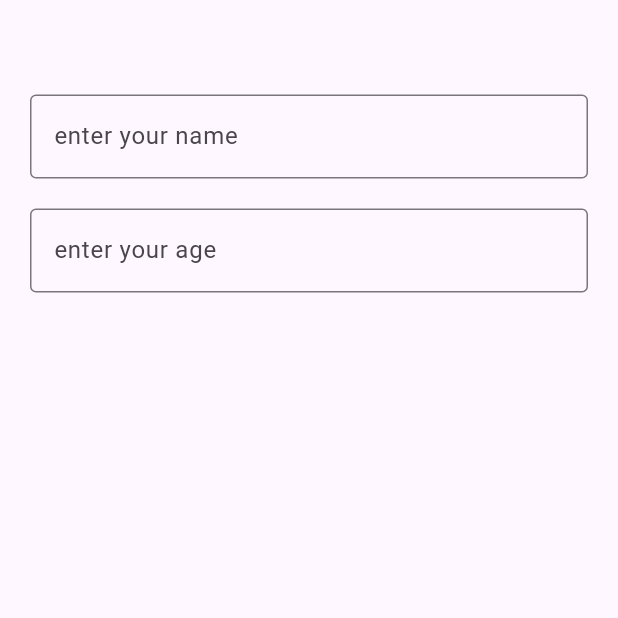
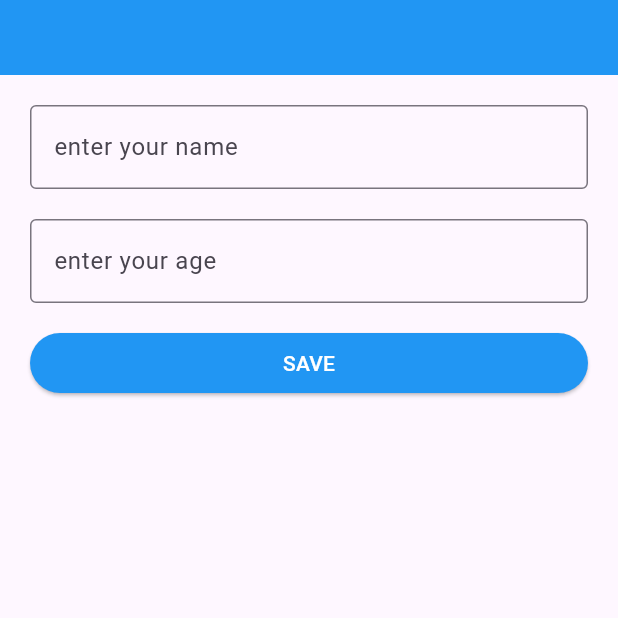
Before and after one commit to shamseernpm-beep/final_hive_practice, a Flutter app: the Home screen opened directly with empty values, on a phone screen of 412 x 824 dp, the top half of it. Run offline on Flutter 3.47's test engine with Material 3 defaults, Android fonts, the phone set to English and light mode, and no system bars; our stand-ins replace hive, hive_flutter, shared_preferences; accounts and stored records are empty.

Commit message:
completed project

```diff
--- a/lib/home.dart
+++ b/lib/home.dart
@@ -1,4 +1,7 @@
+import 'package:dummy_6/model/student_model.dart';
+import 'package:dummy_6/service/student_service.dart';
 import 'package:flutter/material.dart';
+import 'package:hive_flutter/hive_flutter.dart';
 
 class Home extends StatefulWidget {
   final String username;
@@ -9,18 +12,48 @@ class Home extends StatefulWidget {
 }
 
 class _HomeState extends State<Home> {
+  final Box<StudentModel> studentbox = Hive.box<StudentModel>("List");
+  final service = StudentService();
+  int? editIndex;
+
+  final usernameController = TextEditingController();
+  final ageController = TextEditingController();
+
+  void press() async {
+    String username = usernameController.text;
+    int age = int.tryParse(ageController.text) ?? 0;
+
+    if (username.isEmpty || age.toString().isEmpty) {
+      return;
+    }
+
+    StudentModel studentModel = StudentModel(username: username, age: age);
+
+    if (editIndex == null) {
+      await service.addData(studentModel);
+    } else {
+      await service.update(editIndex!, studentModel);
+    }
+
+    usernameController.clear();
+    ageController.clear();
+  }
+
   @override
   Widget build(BuildContext context) {
     return Scaffold(
+      appBar: AppBar(
+        toolbarHeight: 50,
+        backgroundColor: Colors.blue,
+        title: Text(widget.username),
+        centerTitle: true,
+      ),
       body: Padding(
         padding: const EdgeInsets.all(20),
         child: Column(
           children: [
-            Text(
-              widget.username,
-              style: TextStyle(fontSize: 30, color: Colors.black),
-            ),
             TextField(
+              controller: usernameController,
               decoration: InputDecoration(
                 hintText: "enter your name",
                 border: OutlineInputBorder(),
@@ -28,12 +61,71 @@ class _HomeState extends State<Home> {
             ),
             SizedBox(height: 20),
             TextField(
+              controller: ageController,
               decoration: InputDecoration(
                 hintText: "enter your age",
                 border: OutlineInputBorder(),
               ),
             ),
             SizedBox(height: 20),
+            SizedBox(
+              width: double.infinity,
+              height: 40,
+
+              child: ElevatedButton(
+                onPressed: () {
+                  press();
+                },
+                style: ElevatedButton.styleFrom(
+                  backgroundColor: Colors.blue,
+                  foregroundColor: Colors.white,
+                ),
+                child: Text("SAVE"),
+              ),
+            ),
+            SizedBox(height: 30),
+            Expanded(
+              child: ValueListenableBuilder(
+                valueListenable: studentbox.listenable(),
+                builder: (context, box, child) {
+                  final students = service.valueList();
+                  return ListView.builder(
+                    itemCount: students.length,
+                    itemBuilder: (context, index) {
+                      final student = students[index];
+                      return Card(
+                        elevation: 4,
+                        child: ListTile(
+                          title: Text(student.username),
+                          subtitle: Text(student.age.toString()),
+                          trailing: Row(
+                            mainAxisSize: MainAxisSize.min,
+                            children: [
+                              IconButton(
+                                onPressed: () {
+                                  usernameController.text =
+                                      students[index].username;
+                                  ageController.text = students[index].age
+                                      .toString();
+                                  editIndex = index;
+                                },
+                                icon: Icon(Icons.edit),
+                              ),
+                              IconButton(
+                                onPressed: () async {
+                                  await service.delete(index);
+                                },
+                                icon: Icon(Icons.delete, color: Colors.red),
+                              ),
+                            ],
+                          ),
+                        ),
+                      );
+                    },
+                  );
+                },
+              ),
+            ),
           ],
         ),
       ),
--- /dev/null
+++ b/lib/model/student_model.dart
@@ -0,0 +1,12 @@
+import 'package:hive/hive.dart';
+part 'student_model.g.dart';
+
+@HiveType(typeId: 0)
+class StudentModel extends HiveObject {
+  @HiveField(0)
+  String username;
+  @HiveField(1)
+  int age;
+
+  StudentModel({required this.username, required this.age});
+}
--- /dev/null
+++ b/lib/service/student_service.dart
@@ -0,0 +1,22 @@
+import 'package:dummy_6/model/student_model.dart';
+import 'package:hive/hive.dart';
+
+class StudentService {
+  final Box<StudentModel> studentbox = Hive.box<StudentModel>("List");
+
+  Future<void> addData(StudentModel stuent) async {
+    await studentbox.add(stuent);
+  }
+
+  List<StudentModel> valueList() {
+    return studentbox.values.toList();
+  }
+
+  Future<void> update(int index, StudentModel student) async {
+    await studentbox.putAt(index, student);
+  }
+
+  Future<void> delete(int index) async {
+    await studentbox.deleteAt(index);
+  }
+}
```
Also changed, not shown: lib/login.dart (+4 -4 lines), lib/main.dart (+9 -1 lines), lib/model/student_model.g.dart (added).
